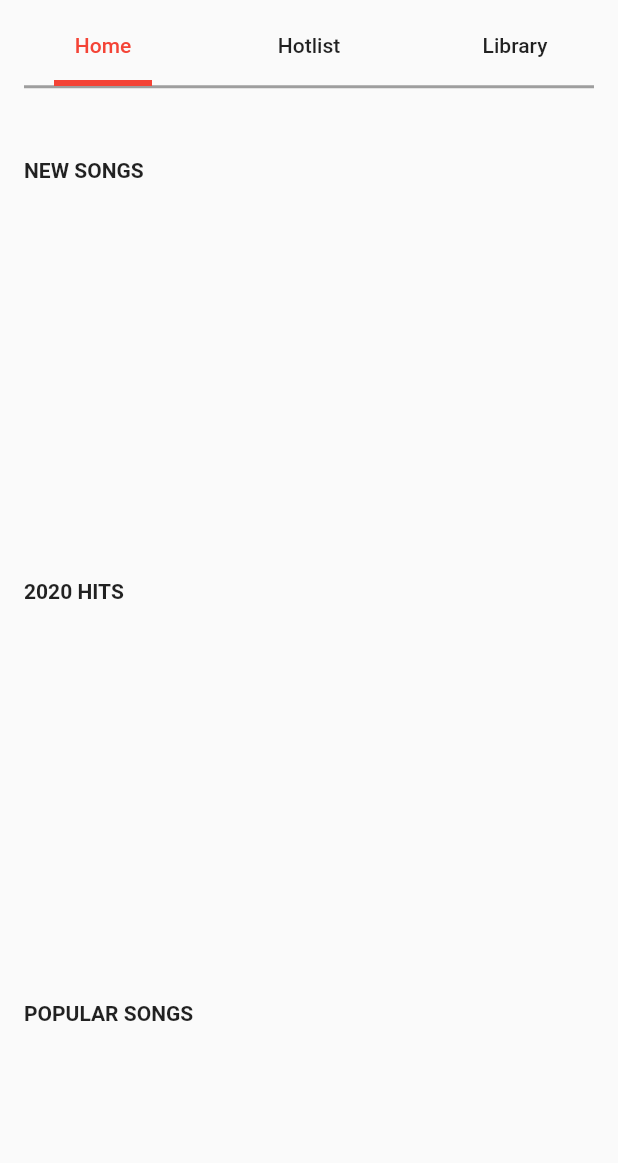
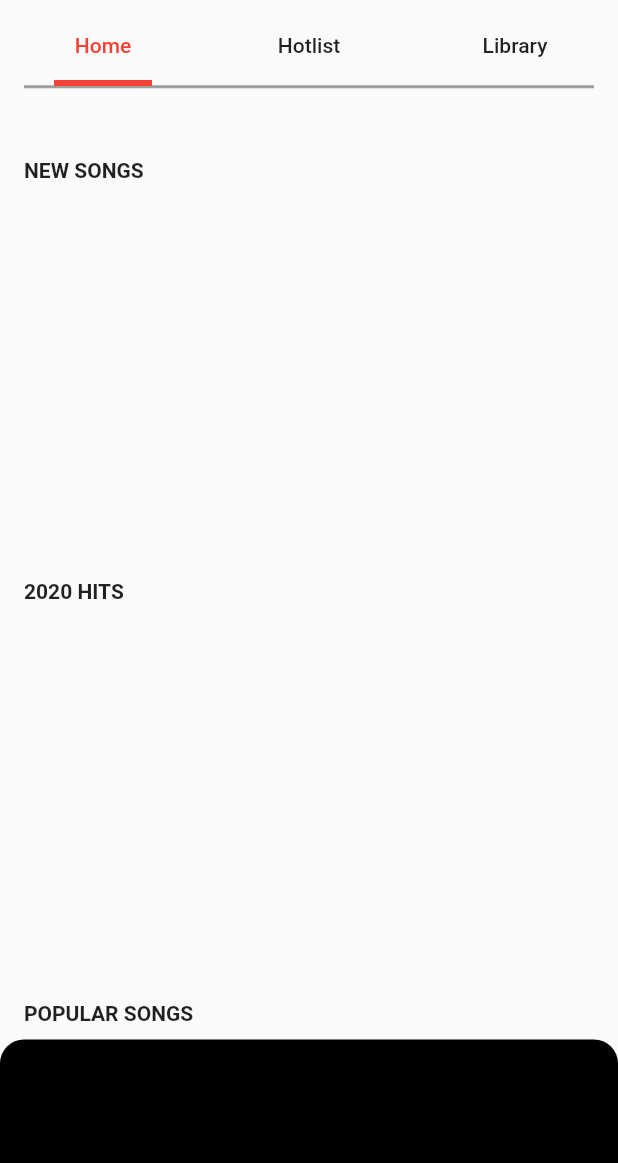
Before and after one commit to AmniX/youtube-music, a Flutter app: the screen it shows after launch, on a phone screen of 412 x 824 dp, the part 73-1236 px from its top. Run offline on Flutter 3.47's test engine with Material 2 defaults, Android fonts, the phone set to English and light mode, and no system bars; our stand-ins replace bloc, dio, flutter_bloc; missing offline and left inert: dio_flutter_transformer, youtube_explode_dart.

Commit message:
Draggable BottomSheet coded

```diff
--- a/lib/ui/dashboard/dashboard.dart
+++ b/lib/ui/dashboard/dashboard.dart
@@ -3,47 +3,22 @@ import 'package:flutter/material.dart';
 import 'package:music/constants.dart';
 
 import 'package:flutter/services.dart';
-import 'package:music/ui/dashboard/player/player_bottom_sheet.dart';
-import 'package:music/utils/lazy.dart';
+import 'package:music/widgets/draggable_bottom_sheet.dart';
 import 'home/ui/home.dart';
 import 'hotlist/hotlist.dart';
 import 'library/library.dart';
 
-class DashBoardScreen extends StatefulWidget {
-  @override
-  _DashBoardScreenState createState() => _DashBoardScreenState();
-}
-
-class _DashBoardScreenState extends State<DashBoardScreen> {
-  final GlobalKey<ScaffoldState> _scaffoldKey = GlobalKey<ScaffoldState>();
-  var showSmallPlayer = false;
-
+class DashBoardScreen extends StatelessWidget {
   @override
   Widget build(BuildContext context) {
-    final Function(String) _playSong = (item) {
-      if (showSmallPlayer == false)
-        setState(() {
-          showSmallPlayer = true;
-        });
-    };
+    final Function(String) _playSong = (item) {};
     SystemChrome.setSystemUIOverlayStyle(
         SystemUiOverlayStyle(systemNavigationBarColor: Colors.black));
     return MaterialApp(
-        home: DefaultTabController(
+      home: DraggableBottomSheet(
+        backgroundWidget: DefaultTabController(
           length: 3,
           child: Scaffold(
-        key: _scaffoldKey,
-        bottomSheet: showSmallPlayer
-            ? Container(
-                height: MediaQuery.of(context).size.height * 0.1,
-                decoration: ShapeDecoration(
-                    color: Colors.black,
-                    shape: RoundedRectangleBorder(
-                        borderRadius: BorderRadius.only(
-                            topRight: Radius.circular(16),
-                            topLeft: Radius.circular(16)))),
-              )
-            : null,
             appBar: AppBar(
               bottom: TabBar(
                 labelColor: Colors.red,
@@ -130,6 +105,29 @@ class _DashBoardScreenState extends State<DashBoardScreen> {
               ],
             ),
           ),
-    ));
+        ),
+        previewChild: Container(
+          decoration: BoxDecoration(
+              color: Colors.black,
+              borderRadius: BorderRadius.only(
+                  topLeft: Radius.circular(16), topRight: Radius.circular(16))),
+          child: Column(
+            children: <Widget>[],
+          ),
+        ),
+        expandedChild: Container(
+          decoration: BoxDecoration(
+              color: Colors.grey,
+              borderRadius: BorderRadius.only(
+                  topLeft: Radius.circular(16), topRight: Radius.circular(16))),
+          child: Column(
+            children: <Widget>[],
+          ),
+        ),
+        minExtent: MediaQuery.of(context).size.height * 0.1,
+        maxExtent: MediaQuery.of(context).size.height * 0.88,
+        blurBackground: false,
+      ),
+    );
   }
 }
--- /dev/null
+++ b/lib/widgets/draggable_bottom_sheet.dart
@@ -0,0 +1,128 @@
+import 'dart:ui';
+import 'package:flutter/material.dart';
+
+/// Partially visible bottom sheet that can be dragged into the screen. Provides different views for expanded and collapsed states
+class DraggableBottomSheet extends StatefulWidget {
+  /// Alignment of the sheet
+  final Alignment alignment;
+
+  /// This widget will hide behind the sheet when expanded.
+  final Widget backgroundWidget;
+
+  /// Whether to blur the background while sheet expnasion (true: modal-sheet false: persistent-sheet)
+  final bool blurBackground;
+
+  /// Child of expended sheet
+  final Widget expandedChild;
+
+  /// Extent from the min-height to change from previewChild to expandedChild
+  final double expansionExtent;
+
+  /// Max-extent for sheet expansion
+  final double maxExtent;
+
+  /// Min-extent for the sheet, also the original height of the sheet
+  final double minExtent;
+
+  /// Child to be displayed when sheet is not expended
+  final Widget previewChild;
+
+  /// Scroll direction of the sheet
+  final Axis scrollDirection;
+
+  DraggableBottomSheet({
+    this.alignment = Alignment.bottomLeft,
+    @required this.backgroundWidget,
+    this.blurBackground = true,
+    @required this.expandedChild,
+    this.expansionExtent = 10,
+    this.maxExtent = double.infinity,
+    this.minExtent = 10,
+    @required this.previewChild,
+    this.scrollDirection = Axis.vertical,
+  });
+
+  @override
+  _DraggableBottomSheetState createState() => _DraggableBottomSheetState();
+}
+
+class _DraggableBottomSheetState extends State<DraggableBottomSheet> {
+  double currentHeight;
+  double newHeight;
+
+  @override
+  void initState() {
+    this.currentHeight = widget.minExtent;
+    super.initState();
+  }
+
+  @override
+  Widget build(BuildContext context) {
+    return Stack(
+      children: <Widget>[
+        widget.backgroundWidget ?? SizedBox(),
+        (currentHeight - widget.minExtent < 10 || !widget.blurBackground)
+            ? SizedBox()
+            : Positioned.fill(
+                child: GestureDetector(
+                onTap: () => setState(() => currentHeight = widget.minExtent),
+                child: Container(
+                  color: Colors.black.withOpacity(0.5),
+                  child: BackdropFilter(
+                    filter: ImageFilter.blur(sigmaX: 3, sigmaY: 3),
+                  ),
+                ),
+              )),
+        Align(
+          alignment: widget.alignment,
+          child: GestureDetector(
+            onVerticalDragUpdate: (details) {
+              if (widget.scrollDirection == Axis.horizontal) return;
+              newHeight = currentHeight - details.delta.dy;
+              if (newHeight > widget.minExtent &&
+                  newHeight < widget.maxExtent) {
+                setState(() => currentHeight = newHeight);
+              }
+            },
+            onHorizontalDragUpdate: (details) {
+              if (widget.scrollDirection == Axis.vertical) return;
+              newHeight = currentHeight + details.delta.dx;
+              if (newHeight > widget.minExtent &&
+                  newHeight < widget.maxExtent) {
+                setState(() => currentHeight = newHeight);
+              }
+            },
+            child: Container(
+              width: (widget.scrollDirection == Axis.vertical)
+                  ? double.infinity
+                  : currentHeight,
+              height: (widget.scrollDirection == Axis.horizontal)
+                  ? double.infinity
+                  : currentHeight,
+              child: ConstrainedBox(
+                constraints: BoxConstraints(
+                  maxWidth: (widget.scrollDirection == Axis.vertical)
+                      ? double.infinity
+                      : currentHeight,
+                  maxHeight: (widget.scrollDirection == Axis.horizontal)
+                      ? double.infinity
+                      : currentHeight,
+                ),
+                child:
+                    (currentHeight - widget.minExtent < widget.expansionExtent)
+                        ? ((widget.previewChild) ??
+                            Container(
+                              color: Theme.of(context).primaryColor,
+                            ))
+                        : ((widget.expandedChild) ??
+                            Container(
+                              color: Theme.of(context).primaryColor,
+                            )),
+              ),
+            ),
+          ),
+        ),
+      ],
+    );
+  }
+}
```
Lines whose indentation alone changed are shown as unchanged.
